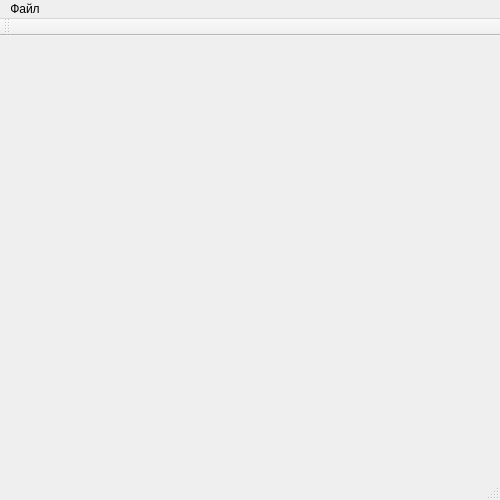
Above: 882094-Qt-WarShips/WarShips/mainwindow.ui from sirvickr/homework before the change. Below: the same form after it.
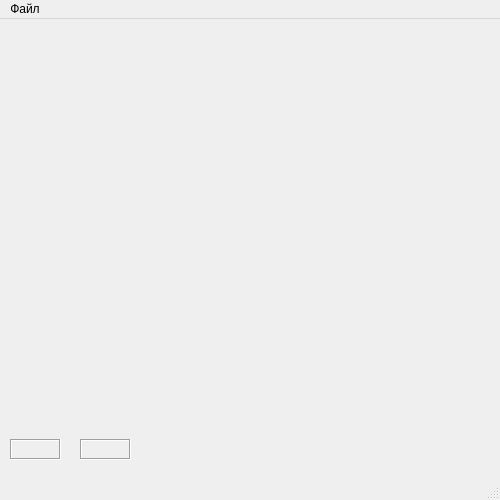
That is the form after the change.

Commit message: * 882094 (WarShips): уже играбельный вариант

Diff of the .ui file:
```diff
--- a/882094-Qt-WarShips/WarShips/mainwindow.ui
+++ b/882094-Qt-WarShips/WarShips/mainwindow.ui
@@ -31,7 +31,52 @@
   <property name="windowTitle">
    <string>Морской бой в одни ворота</string>
   </property>
-  <widget class="QWidget" name="centralWidget"/>
+  <widget class="QWidget" name="centralWidget">
+   <widget class="QLabel" name="lblStepCount">
+    <property name="geometry">
+     <rect>
+      <x>10</x>
+      <y>420</y>
+      <width>51</width>
+      <height>21</height>
+     </rect>
+    </property>
+    <property name="toolTip">
+     <string>Количество ходов</string>
+    </property>
+    <property name="frameShape">
+     <enum>QFrame::Box</enum>
+    </property>
+    <property name="frameShadow">
+     <enum>QFrame::Sunken</enum>
+    </property>
+    <property name="text">
+     <string/>
+    </property>
+   </widget>
+   <widget class="QLabel" name="lblStepResult">
+    <property name="geometry">
+     <rect>
+      <x>80</x>
+      <y>420</y>
+      <width>51</width>
+      <height>21</height>
+     </rect>
+    </property>
+    <property name="toolTip">
+     <string>Результат хода</string>
+    </property>
+    <property name="frameShape">
+     <enum>QFrame::Box</enum>
+    </property>
+    <property name="frameShadow">
+     <enum>QFrame::Sunken</enum>
+    </property>
+    <property name="text">
+     <string/>
+    </property>
+   </widget>
+  </widget>
   <widget class="QMenuBar" name="menuBar">
    <property name="geometry">
     <rect>
@@ -49,14 +94,6 @@
    </widget>
    <addaction name="menu"/>
   </widget>
-  <widget class="QToolBar" name="mainToolBar">
-   <attribute name="toolBarArea">
-    <enum>TopToolBarArea</enum>
-   </attribute>
-   <attribute name="toolBarBreak">
-    <bool>false</bool>
-   </attribute>
-  </widget>
   <widget class="QStatusBar" name="statusBar"/>
   <action name="action">
    <property name="text">
```
Left out of the diff: 30 changed lines with no effect on the pictures. The commit also changes 2 other files.
